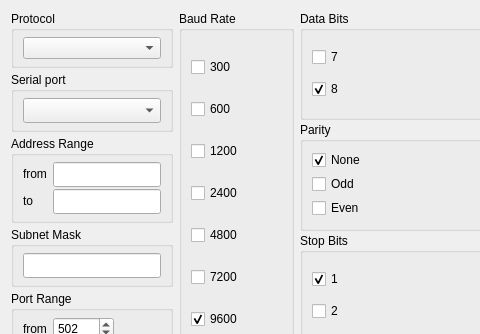
First picture: the form in src/dialogs/dialogmodbusscanner.ui, repository sanny32/OpenModScan, before the edit; both pictures show x 0 to 480 and y 0 to 334 of the 732 by 743 pixel window.
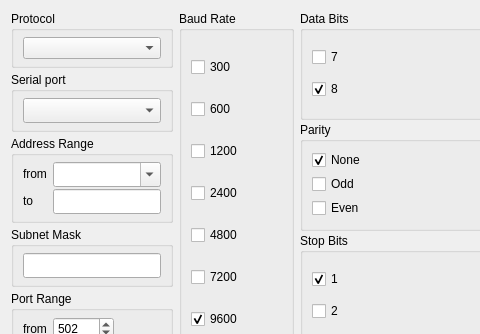
Second picture: the form after the edit. Icons and pictures are not drawn. Custom widgets are drawn as their Qt base class.

Commit message: Updated DialogModbusScanner ui to select ip address from list and setup subnet mask with CIDR notation

The edit to the form file:
```diff
--- a/src/dialogs/dialogmodbusscanner.ui
+++ b/src/dialogs/dialogmodbusscanner.ui
@@ -739,7 +739,7 @@
            </widget>
           </item>
           <item row="0" column="1">
-           <widget class="IpAddressLineEdit" name="lineEditIPAddressFrom">
+           <widget class="QComboBox" name="comboBoxIPAddressFrom">
             <property name="sizePolicy">
              <sizepolicy hsizetype="Fixed" vsizetype="Fixed">
               <horstretch>0</horstretch>
@@ -754,10 +754,13 @@
             </property>
             <property name="maximumSize">
              <size>
-              <width>120</width>
+              <width>140</width>
               <height>16777215</height>
              </size>
             </property>
+            <property name="editable">
+             <bool>true</bool>
+            </property>
            </widget>
           </item>
           <item row="2" column="1">
```
The commit also changes 2 other files.
